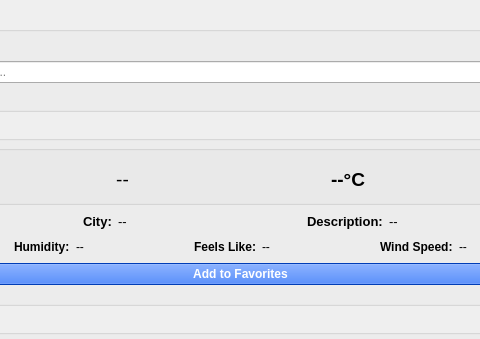
First picture: the form in mainwindow.ui, repository bernardovvieira/qt-weather-dashboard, before the edit; both pictures show x 109 to 589 and y 0 to 339 of the 700 by 662 pixel window.
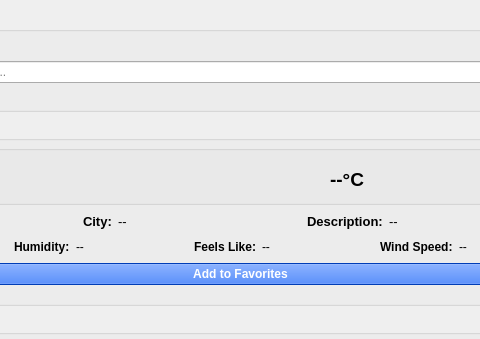
Second picture: the form after the edit. Icons and pictures are not drawn.

```diff
--- a/mainwindow.ui
+++ b/mainwindow.ui
@@ -119,7 +119,7 @@
          <x>10</x>
          <y>24</y>
          <width>661</width>
-         <height>151</height>
+         <height>152</height>
         </rect>
        </property>
        <layout class="QVBoxLayout" name="verticalLayout_2">
@@ -171,7 +171,7 @@
                </font>
               </property>
               <property name="text">
-               <string>--</string>
+               <string/>
               </property>
               <property name="scaledContents">
                <bool>true</bool>
```
Left out of the diff: 3 changed lines with no effect on the pictures.
